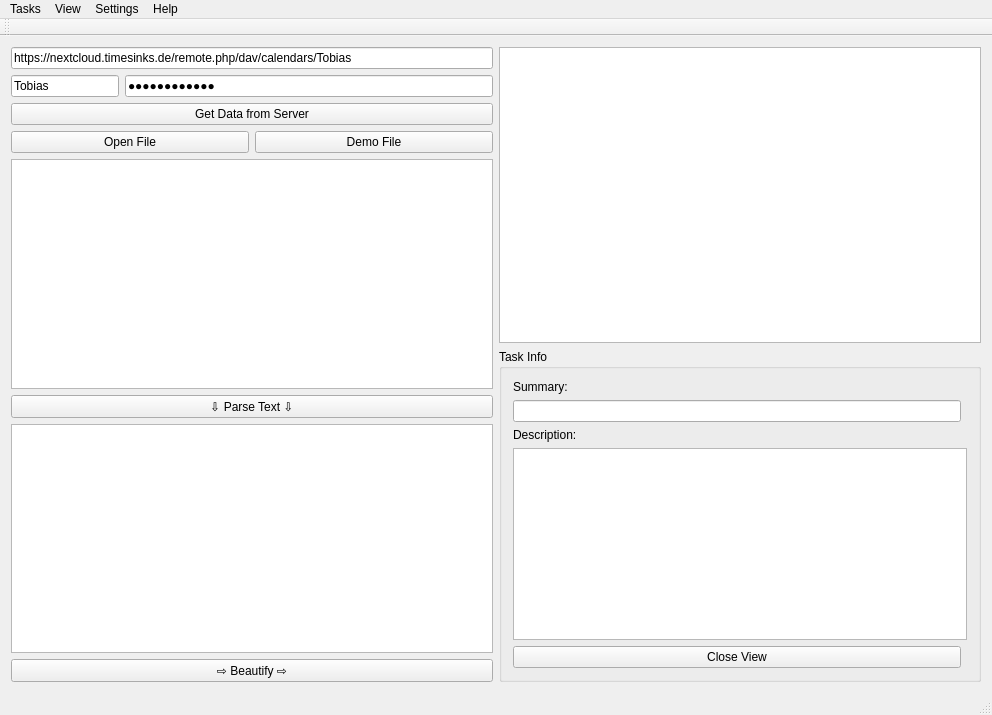
Qt form mainwindow.ui (Tercus/ToDo) before a commit.
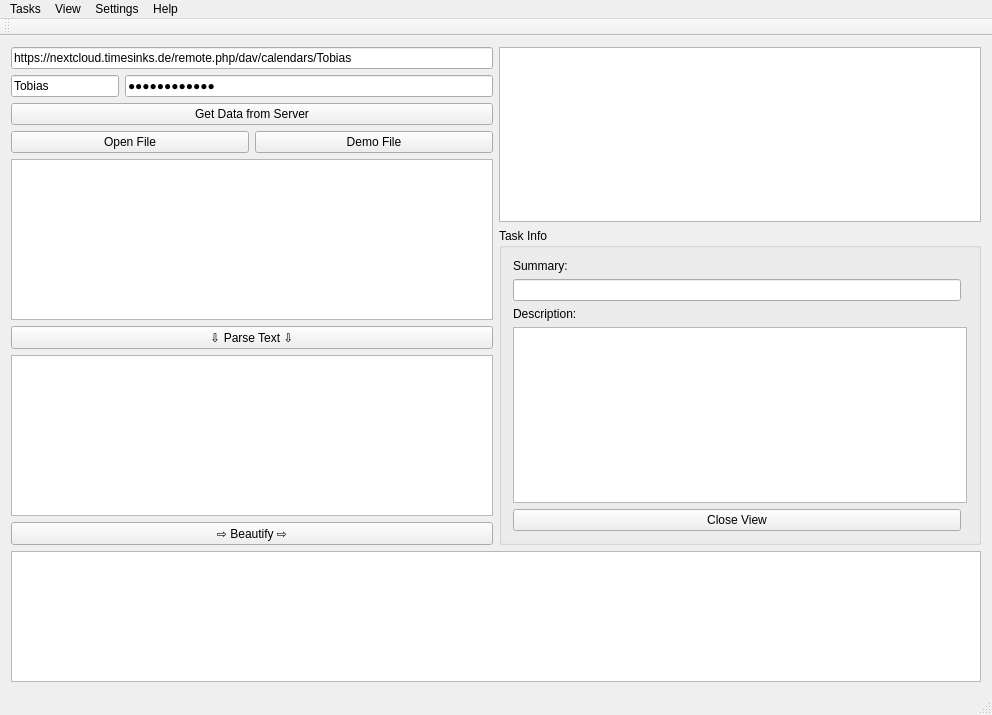
The same form after that commit.

Diff of the .ui file:
```diff
--- a/mainwindow.ui
+++ b/mainwindow.ui
@@ -14,6 +14,8 @@
    <string>MainWindow</string>
   </property>
   <widget class="QWidget" name="centralWidget">
+   <layout class="QVBoxLayout" name="verticalLayout">
+    <item>
    <layout class="QHBoxLayout" name="horizontalLayout_2">
     <item>
      <layout class="QVBoxLayout" name="verticalLayout_2">
@@ -164,6 +166,11 @@
        </widget>
       </item>
      </layout>
+      </item>
+     </layout>
+    </item>
+    <item>
+     <widget class="QPlainTextEdit" name="debugField"/>
     </item>
    </layout>
   </widget>
```
Lines whose indentation alone changed are shown as unchanged.
